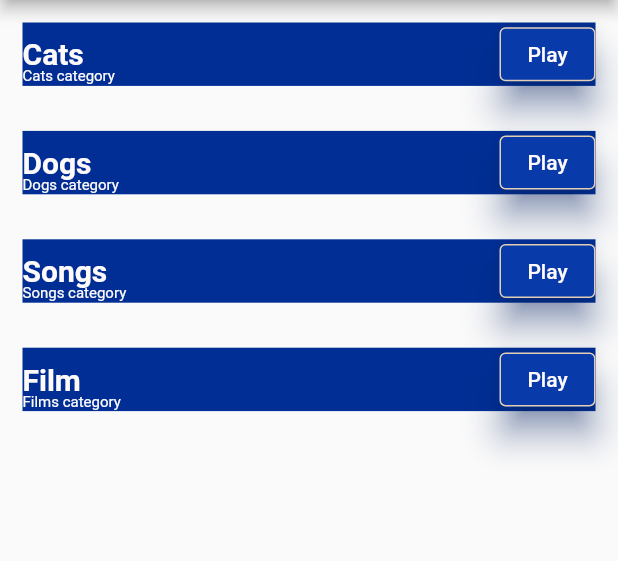
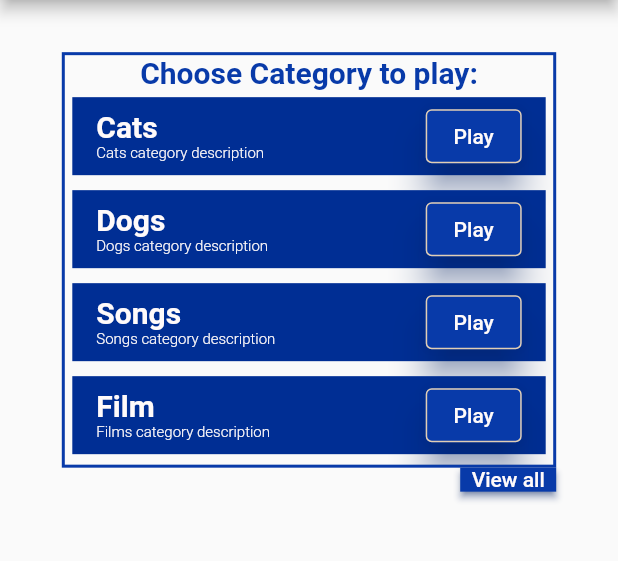
Before and after one commit to justcier/favify, a Flutter app: the screen it shows after launch, on a phone screen of 412 x 824 dp, the part 84-645 px from its top. Run offline on Flutter 3.47's test engine with Material 2 defaults, Android fonts, the phone set to English and light mode, and no system bars.

Commit message:
Added UI to category list on home page

```diff
--- a/analysis_options.yaml
+++ b/analysis_options.yaml
@@ -7,6 +7,7 @@ linter:
     avoid_redundant_argument_values: true
     prefer_single_quotes: true
     prefer_const_constructors: true
+    require_trailing_commas: true
     sort_pub_dependencies: true
     unnecessary_this: true
     unnecessary_parenthesis: true
--- /dev/null
+++ b/lib/common/widgets/category_list_content.dart
@@ -0,0 +1,80 @@
+import 'package:favify/core/extensions/build_context_extensions.dart';
+import 'package:favify/features/home/domain/models/category.dart';
+import 'package:favify/features/home/presentation/widgets/category_item.dart';
+import 'package:favify/style/color_tokens.dart';
+import 'package:favify/style/dimensions.dart';
+import 'package:flutter/material.dart';
+
+class CategoryListContent extends StatelessWidget {
+  const CategoryListContent({
+    Key? key,
+    required this.loadedCategories,
+  }) : super(key: key);
+
+  final List<Category> loadedCategories;
+
+  @override
+  Widget build(BuildContext context) {
+    return SizedBox(
+      height: context.screenHeight * 2.2 / 5,
+      child: Center(
+        child: Column(
+          crossAxisAlignment: CrossAxisAlignment.end,
+          mainAxisAlignment: MainAxisAlignment.center,
+          children: [
+            Container(
+              width: context.screenWidth * 4 / 5,
+              decoration: BoxDecoration(
+                border: Border.all(
+                  color: ColorTokens.secondaryColor,
+                  width: Dimensions.sizeS,
+                ),
+              ),
+              child: Column(
+                mainAxisSize: MainAxisSize.min,
+                children: [
+                  const Text(
+                    'Choose Category to play:',
+                    style: TextStyle(
+                      color: ColorTokens.secondaryColor,
+                      fontSize: 20,
+                      fontWeight: FontWeight.bold,
+                    ),
+                  ),
+                  SizedBox(
+                    height: 250,
+                    child: ListView.builder(
+                      itemCount: loadedCategories.length,
+                      itemBuilder: (ctx, i) => CategoryItem(
+                        id: loadedCategories[i].id,
+                        title: loadedCategories[i].title,
+                        description: loadedCategories[i].description,
+                      ),
+                    ),
+                  ),
+                ],
+              ),
+            ),
+            SizedBox(
+              height: Dimensions.sizeXL,
+              child: TextButton(
+                style: TextButton.styleFrom(
+                  shape: RoundedRectangleBorder(
+                    borderRadius: BorderRadius.circular(0.0),
+                  ),
+                  foregroundColor: ColorTokens.mainFontColor,
+                  shadowColor: ColorTokens.secondaryColor,
+                  backgroundColor: ColorTokens.secondaryColor,
+                  padding: EdgeInsets.zero,
+                  elevation: Dimensions.sizeS,
+                ),
+                onPressed: () {},
+                child: const Text('View all'),
+              ),
+            ),
+          ],
+        ),
+      ),
+    );
+  }
+}
--- /dev/null
+++ b/lib/core/extensions/build_context_extensions.dart
@@ -0,0 +1,6 @@
+import 'package:flutter/material.dart';
+
+extension BuildContextExtensions on BuildContext {
+  double get screenWidth => MediaQuery.of(this).size.width;
+  double get screenHeight => MediaQuery.of(this).size.height;
+}
--- a/lib/features/home/presentation/pages/home_page.dart
+++ b/lib/features/home/presentation/pages/home_page.dart
@@ -1,7 +1,6 @@
-import 'package:favify/features/home/presentation/widgets/category_item.dart';
+import 'package:favify/common/widgets/category_list_content.dart';
+import 'package:favify/features/home/domain/models/category.dart';
 import 'package:flutter/material.dart';
-
-import '../../domain/models/category.dart';
 
 class HomePage extends StatefulWidget {
   const HomePage({Key? key}) : super(key: key);
@@ -13,30 +12,38 @@ class HomePage extends StatefulWidget {
 class _HomePageState extends State<HomePage> {
   // dummy data for testing purpose -> to delete when connection to firebase will be made
   final List<Category> loadedCategories = [
-    Category(id: 'c1', title: 'Cats', description: 'Cats category'),
-    Category(id: 'c2', title: 'Dogs', description: 'Dogs category'),
-    Category(id: 'c3', title: 'Songs', description: 'Songs category'),
-    Category(id: 'c4', title: 'Film', description: 'Films category'),
+    Category(
+      id: 'c1',
+      title: 'Cats',
+      description: 'Cats category description',
+    ),
+    Category(
+      id: 'c2',
+      title: 'Dogs',
+      description: 'Dogs category description',
+    ),
+    Category(
+      id: 'c3',
+      title: 'Songs',
+      description: 'Songs category description',
+    ),
+    Category(
+      id: 'c4',
+      title: 'Film',
+      description: 'Films category description',
+    ),
+    Category(
+      id: 'c4',
+      title: 'Ziom',
+      description: 'Zioms category description',
+    ),
   ];
 
   @override
   Widget build(BuildContext context) {
     return Scaffold(
       appBar: AppBar(title: const Text('Favify')),
-      body: GridView.builder(
-        padding: const EdgeInsets.all(10.0),
-        itemCount: loadedCategories.length,
-        itemBuilder: (ctx, i) => CategoryItem(
-          id: loadedCategories[i].id,
-          title: loadedCategories[i].title,
-          description: loadedCategories[i].description,
-        ),
-        gridDelegate: const SliverGridDelegateWithFixedCrossAxisCount(
-          crossAxisCount: 1,
-          childAspectRatio: 15 / 2,
-          mainAxisSpacing: 20,
-        ),
-      ),
+      body: CategoryListContent(loadedCategories: loadedCategories),
     );
   }
 }
--- a/lib/features/home/presentation/widgets/category_item.dart
+++ b/lib/features/home/presentation/widgets/category_item.dart
@@ -1,4 +1,5 @@
 import 'package:favify/style/color_tokens.dart';
+import 'package:favify/style/dimensions.dart';
 import 'package:flutter/material.dart';
 
 class CategoryItem extends StatelessWidget {
@@ -6,33 +7,45 @@ class CategoryItem extends StatelessWidget {
   final String title;
   final String description;
 
-  const CategoryItem(
-      {required this.id,
+  const CategoryItem({
+    required this.id,
     required this.title,
     required this.description,
-      Key? key})
-      : super(key: key);
+    Key? key,
+  }) : super(key: key);
 
   @override
   Widget build(BuildContext context) {
     return Container(
+      padding: const EdgeInsets.symmetric(
+        vertical: Dimensions.sizeS,
+        horizontal: Dimensions.sizeXL,
+      ),
       margin: const EdgeInsets.all(5.0),
       color: ColorTokens.primaryColor,
-      child: GridTile(
-        footer: Text(
-          description,
-          style:
-              const TextStyle(color: ColorTokens.mainFontColor, fontSize: 10),
-        ),
       child: Row(
         mainAxisAlignment: MainAxisAlignment.spaceBetween,
+        children: [
+          Column(
+            crossAxisAlignment: CrossAxisAlignment.start,
             children: [
               Text(
                 title,
                 style: const TextStyle(
                   color: ColorTokens.mainFontColor,
                   fontSize: 20,
-                  fontWeight: FontWeight.bold),
+                  fontWeight: FontWeight.bold,
+                ),
+              ),
+              Text(
+                description,
+                style: const TextStyle(
+                  color: ColorTokens.mainFontColor,
+                  fontSize: 10,
+                  fontWeight: FontWeight.w300,
+                ),
+              ),
+            ],
           ),
           TextButton(
             style: TextButton.styleFrom(
@@ -40,13 +53,13 @@ class CategoryItem extends StatelessWidget {
               backgroundColor: ColorTokens.secondaryColor,
               shadowColor: ColorTokens.secondaryColor,
               elevation: 10,
-                  side: BorderSide(color: ColorTokens.darkBackgroundColor)),
+              side: const BorderSide(color: ColorTokens.darkBackgroundColor),
+            ),
             onPressed: () {},
             child: const Text('Play'),
           ),
         ],
       ),
-      ),
     );
   }
 }
--- a/lib/main.dart
+++ b/lib/main.dart
@@ -15,7 +15,7 @@ class MyApp extends StatelessWidget {
       theme: ThemeData(
         primarySwatch: Colors.blue,
       ),
-      home: HomePage(),
+      home: const HomePage(),
     );
   }
 }
--- /dev/null
+++ b/lib/style/dimensions.dart
@@ -0,0 +1,7 @@
+class Dimensions {
+  static const double sizeS = 2.0;
+  static const double sizeM = 6.0;
+  static const double sizeL = 10.0;
+  static const double sizeXL = 16.0;
+  static const double sizeXXL = 20.0;
+}
```
Lines whose indentation alone changed are shown as unchanged.
